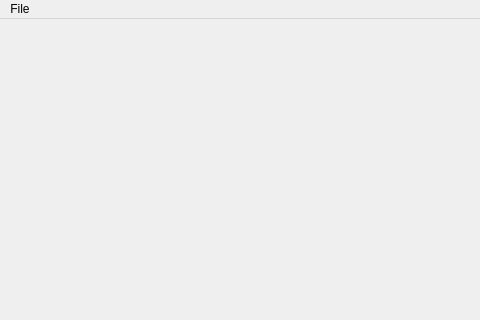
The window that src/ui/MainWin.ui (davarabinovich/driogen) describes before a commit, drawn with Qt 5; both pictures show x 0 to 480 and y 0 to 320 of the 800 by 600 pixel window.
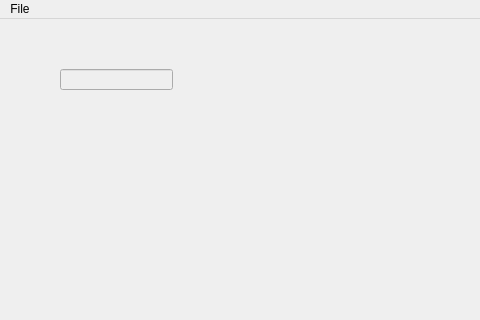
The same window after the commit.

```diff
--- a/src/ui/MainWin.ui
+++ b/src/ui/MainWin.ui
@@ -13,7 +13,21 @@
   <property name="windowTitle">
    <string>MainWindow</string>
   </property>
-  <widget class="QWidget" name="centralwidget"/>
+  <widget class="QWidget" name="centralwidget">
+   <widget class="QLineEdit" name="lineEdit">
+    <property name="enabled">
+     <bool>false</bool>
+    </property>
+    <property name="geometry">
+     <rect>
+      <x>60</x>
+      <y>50</y>
+      <width>113</width>
+      <height>21</height>
+     </rect>
+    </property>
+   </widget>
+  </widget>
   <widget class="QMenuBar" name="menubar">
    <property name="geometry">
     <rect>
```
Left out of the diff: 14 changed lines with no effect on the pictures.
